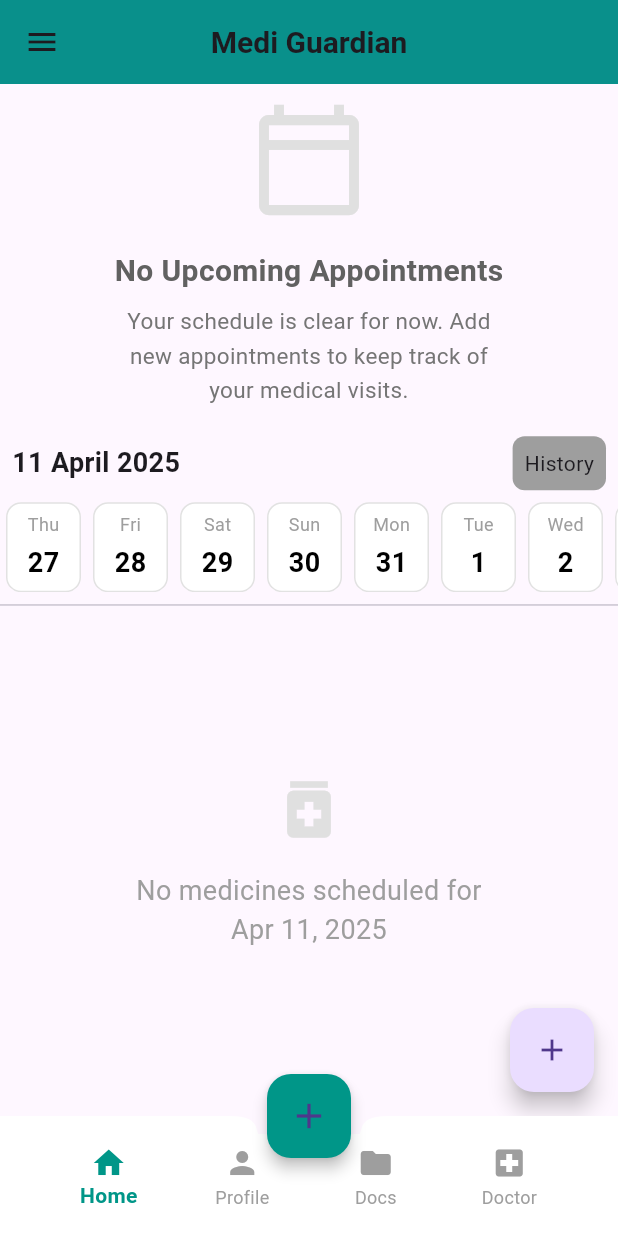
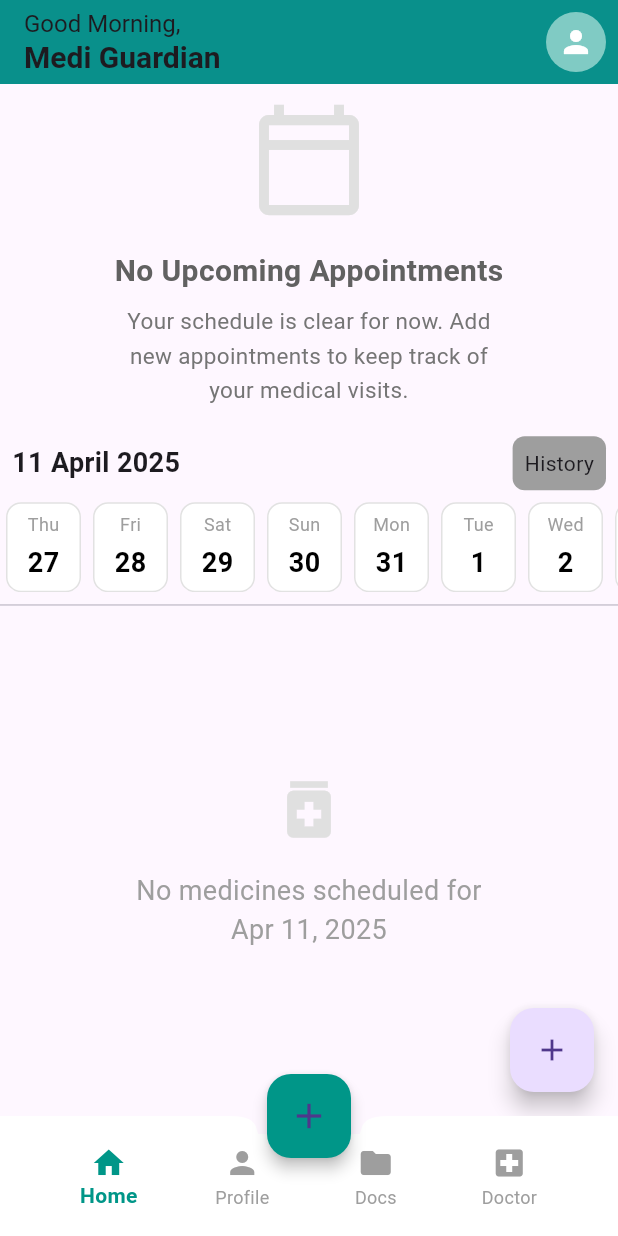
Before and after one commit to sifat5256/medi_gr_2_project, a Flutter app: the screen it shows once a user with an empty profile is signed in, on a phone screen of 412 x 824 dp. Run offline on Flutter 3.47's test engine with Material 3 defaults, Android fonts, the phone set to English and light mode, and no system bars; our stand-ins replace animate_do, cloud_firestore, file_picker, firebase_auth, firebase_core, get and 8 more; accounts and stored records are empty; generated files the repository leaves out were written again.

Commit message:
update 3

```diff
--- a/lib/app/features/botttom_nav_bar/bottom_nav_bar.dart
+++ b/lib/app/features/botttom_nav_bar/bottom_nav_bar.dart
@@ -1,16 +1,15 @@
 import 'package:flutter/material.dart';
 import 'package:get/get.dart';
 import 'package:medi_gr_2_project/app/features/botttom_nav_bar/screen/add_medicine.dart';
-
+import 'package:medi_gr_2_project/app/features/botttom_nav_bar/screen/profile_screen.dart';
+import '../auth_section/controller/auth_controller.dart';
 import 'controller/nav_controller.dart';
 import 'screen/doctor_appoint_screen.dart';
 import 'screen/document_store_screen.dart';
 import 'screen/home_screen.dart';
-import 'screen/profile_screen.dart';
 
 class MainScreen extends StatelessWidget {
   final NavController navController = Get.put(NavController());
-
   final List<Widget> screens = [
     HomeScreen(),
     ProfileScreen(),
@@ -18,21 +17,70 @@ class MainScreen extends StatelessWidget {
     AppointmentScreen(),
   ];
 
+  String _getGreeting() {
+    final hour = DateTime.now().hour;
+    if (hour < 12) {
+      return 'Good Morning';
+    } else if (hour < 17) {
+      return 'Good Afternoon';
+    } else {
+      return 'Good Evening';
+    }
+  }
+
   @override
   Widget build(BuildContext context) {
+    final AuthController authController = Get.find<AuthController>();
+
     return Obx(() => Scaffold(
       extendBody: true,
       appBar: AppBar(
-        title: Text(
+        title: Obx(() {
+          final userName = authController.userData["name"] ?? "User";
+          return Column(
+            crossAxisAlignment: CrossAxisAlignment.start,
+            children: [
+              Text(
+                '${_getGreeting()}, $userName',
+                style: TextStyle(
+                  fontSize: 16,
+                  fontWeight: FontWeight.normal,
+                ),
+              ),
+              Text(
                 'Medi Guardian',
                 style: TextStyle(
                   fontWeight: FontWeight.bold,
                   fontSize: 20,
                 ),
               ),
-        centerTitle: true,
+            ],
+          );
+        }),
+        centerTitle: false,
         backgroundColor: Colors.teal,
         elevation: 4,
+        actions: [
+          Obx(() {
+            final profileImage = authController.profileImage.value;
+            return GestureDetector(
+              onTap: () => navController.changeIndex(1), // Navigate to profile
+              child: Padding(
+                padding: const EdgeInsets.all(8.0),
+                child: CircleAvatar(
+                  radius: 20,
+                  backgroundImage: profileImage != null
+                      ? FileImage(profileImage)
+                      : null,
+                  child: profileImage == null
+                      ? Icon(Icons.person, color: Colors.white)
+                      : null,
+                  backgroundColor: profileImage == null ? Colors.teal[200] : null,
+                ),
+              ),
+            );
+          }),
+        ],
       ),
       body: SafeArea(
         child: AnimatedSwitcher(
@@ -58,9 +106,7 @@ class MainScreen extends StatelessWidget {
             backgroundColor: Colors.white,
             elevation: 0,
             currentIndex: navController.currentIndex.value,
-            onTap: (index) {
-              navController.changeIndex(index);
-            },
+            onTap: (index) => navController.changeIndex(index),
             type: BottomNavigationBarType.fixed,
             selectedItemColor: Colors.teal,
             unselectedItemColor: Colors.grey,
@@ -74,7 +120,6 @@ class MainScreen extends StatelessWidget {
           ),
         ),
       ),
-      drawer: Drawer(),
     ));
   }
 }
```
Also changed, not shown: lib/app/features/auth_section/controller/auth_controller.dart (+23 -0 lines), lib/app/features/botttom_nav_bar/screen/profile_screen.dart (+97 -81 lines). Lines whose indentation alone changed are shown as unchanged.
